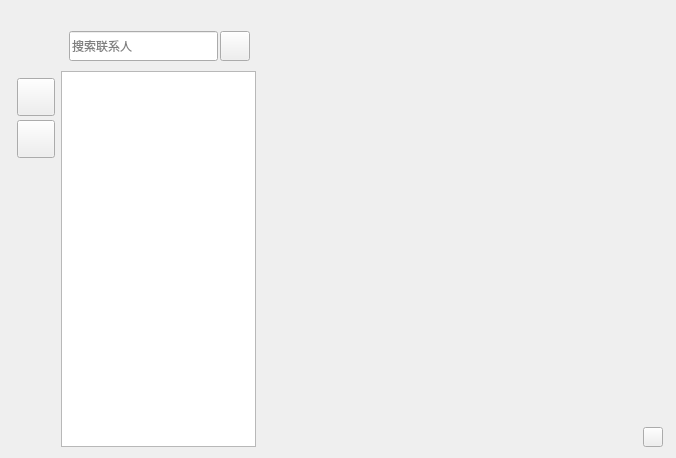
Above: Resource/Skin/ChatWgt.ui from CNGoSeI/IMClient before the change. Below: the same form after it.
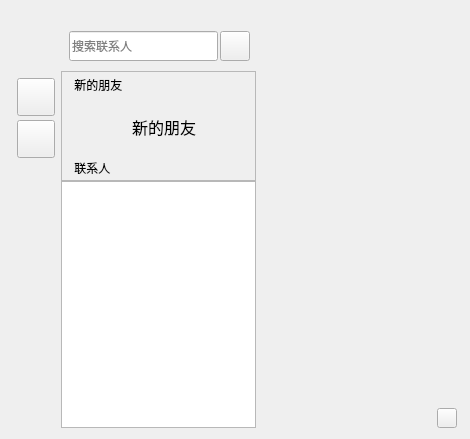
That is the form after the change. The open tabs and pages were chosen to show the change. Icons and pictures are not drawn.

Commit message: 联系人好友列表开整

Diff of the .ui file:
```diff
--- a/Resource/Skin/ChatWgt.ui
+++ b/Resource/Skin/ChatWgt.ui
@@ -6,8 +6,8 @@
    <rect>
     <x>0</x>
     <y>0</y>
-    <width>676</width>
-    <height>458</height>
+    <width>470</width>
+    <height>439</height>
    </rect>
   </property>
   <property name="maximumSize">
@@ -596,6 +596,251 @@
                     <property name="bottomMargin">
                      <number>0</number>
                     </property>
+                    <item>
+                     <widget class="QFrame" name="Wgt_AddFriendTitle">
+                      <property name="sizePolicy">
+                       <sizepolicy hsizetype="Preferred" vsizetype="Fixed">
+                        <horstretch>0</horstretch>
+                        <verstretch>0</verstretch>
+                       </sizepolicy>
+                      </property>
+                      <property name="minimumSize">
+                       <size>
+                        <width>0</width>
+                        <height>110</height>
+                       </size>
+                      </property>
+                      <property name="maximumSize">
+                       <size>
+                        <width>16777215</width>
+                        <height>110</height>
+                       </size>
+                      </property>
+                      <property name="frameShape">
+                       <enum>QFrame::StyledPanel</enum>
+                      </property>
+                      <property name="frameShadow">
+                       <enum>QFrame::Raised</enum>
+                      </property>
+                      <layout class="QVBoxLayout" name="verticalLayout">
+                       <property name="spacing">
+                        <number>0</number>
+                       </property>
+                       <property name="leftMargin">
+                        <number>0</number>
+                       </property>
+                       <property name="topMargin">
+                        <number>0</number>
+                       </property>
+                       <property name="rightMargin">
+                        <number>0</number>
+                       </property>
+                       <property name="bottomMargin">
+                        <number>0</number>
+                       </property>
+                       <item>
+                        <widget class="QLabel" name="Lab_Splitter1">
+                         <property name="minimumSize">
+                          <size>
+                           <width>0</width>
+                           <height>25</height>
+                          </size>
+                         </property>
+                         <property name="maximumSize">
+                          <size>
+                           <width>16777215</width>
+                           <height>25</height>
+                          </size>
+                         </property>
+                         <property name="font">
+                          <font>
+                           <family>微软雅黑</family>
+                          </font>
+                         </property>
+                         <property name="text">
+                          <string>    新的朋友</string>
+                         </property>
+                        </widget>
+                       </item>
+                       <item>
+                        <widget class="QWidget" name="Wgt_AddFriendAear" native="true">
+                         <property name="sizePolicy">
+                          <sizepolicy hsizetype="Preferred" vsizetype="Fixed">
+                           <horstretch>0</horstretch>
+                           <verstretch>0</verstretch>
+                          </sizepolicy>
+                         </property>
+                         <property name="minimumSize">
+                          <size>
+                           <width>0</width>
+                           <height>60</height>
+                          </size>
+                         </property>
+                         <property name="maximumSize">
+                          <size>
+                           <width>16777215</width>
+                           <height>60</height>
+                          </size>
+                         </property>
+                         <layout class="QHBoxLayout" name="horizontalLayout_5">
+                          <property name="spacing">
+                           <number>0</number>
+                          </property>
+                          <property name="leftMargin">
+                           <number>0</number>
+                          </property>
+                          <property name="topMargin">
+                           <number>0</number>
+                          </property>
+                          <property name="rightMargin">
+                           <number>0</number>
+                          </property>
+                          <property name="bottomMargin">
+                           <number>0</number>
+                          </property>
+                          <item>
+                           <spacer name="horizontalSpacer_2">
+                            <property name="orientation">
+                             <enum>Qt::Horizontal</enum>
+                            </property>
+                            <property name="sizeType">
+                             <enum>QSizePolicy::Expanding</enum>
+                            </property>
+                            <property name="sizeHint" stdset="0">
+                             <size>
+                              <width>10</width>
+                              <height>20</height>
+                             </size>
+                            </property>
+                           </spacer>
+                          </item>
+                          <item>
+                           <widget class="QLabel" name="label_4">
+                            <property name="sizePolicy">
+                             <sizepolicy hsizetype="Fixed" vsizetype="Fixed">
+                              <horstretch>0</horstretch>
+                              <verstretch>0</verstretch>
+                             </sizepolicy>
+                            </property>
+                            <property name="minimumSize">
+                             <size>
+                              <width>45</width>
+                              <height>45</height>
+                             </size>
+                            </property>
+                            <property name="maximumSize">
+                             <size>
+                              <width>45</width>
+                              <height>45</height>
+                             </size>
+                            </property>
+                            <property name="styleSheet">
+                             <string notr="true">background-color: rgba(255, 255, 255, 0);</string>
+                            </property>
+                            <property name="text">
+                             <string/>
+                            </property>
+                            <property name="pixmap">
+                             <pixmap resource="../Assets.qrc">:/Skin/Image/AddUserItemTitle.png</pixmap>
+                            </property>
+                            <property name="scaledContents">
+                             <bool>true</bool>
+                            </property>
+                           </widget>
+                          </item>
+                          <item>
+                           <spacer name="horizontalSpacer_3">
+                            <property name="orientation">
+                             <enum>Qt::Horizontal</enum>
+                            </property>
+                            <property name="sizeType">
+                             <enum>QSizePolicy::Fixed</enum>
+                            </property>
+                            <property name="sizeHint" stdset="0">
+                             <size>
+                              <width>15</width>
+                              <height>20</height>
+                             </size>
+                            </property>
+                           </spacer>
+                          </item>
+                          <item>
+                           <widget class="QLabel" name="label_5">
+                            <property name="sizePolicy">
+                             <sizepolicy hsizetype="Preferred" vsizetype="Preferred">
+                              <horstretch>1</horstretch>
+                              <verstretch>0</verstretch>
+                             </sizepolicy>
+                            </property>
+                            <property name="minimumSize">
+                             <size>
+                              <width>0</width>
+                              <height>30</height>
+                             </size>
+                            </property>
+                            <property name="maximumSize">
+                             <size>
+                              <width>1204</width>
+                              <height>30</height>
+                             </size>
+                            </property>
+                            <property name="font">
+                             <font>
+                              <family>微软雅黑</family>
+                              <pointsize>12</pointsize>
+                             </font>
+                            </property>
+                            <property name="styleSheet">
+                             <string notr="true">background-color: rgba(255, 255, 255, 0);</string>
+                            </property>
+                            <property name="text">
+                             <string>新的朋友</string>
+                            </property>
+                           </widget>
+                          </item>
+                          <item>
+                           <spacer name="horizontalSpacer_4">
+                            <property name="orientation">
+                             <enum>Qt::Horizontal</enum>
+                            </property>
+                            <property name="sizeHint" stdset="0">
+                             <size>
+                              <width>40</width>
+                              <height>20</height>
+                             </size>
+                            </property>
+                           </spacer>
+                          </item>
+                         </layout>
+                        </widget>
+                       </item>
+                       <item>
+                        <widget class="QLabel" name="Lab_Splitter2">
+                         <property name="minimumSize">
+                          <size>
+                           <width>0</width>
+                           <height>25</height>
+                          </size>
+                         </property>
+                         <property name="maximumSize">
+                          <size>
+                           <width>16777215</width>
+                           <height>25</height>
+                          </size>
+                         </property>
+                         <property name="font">
+                          <font>
+                           <family>微软雅黑</family>
+                          </font>
+                         </property>
+                         <property name="text">
+                          <string>    联系人</string>
+                         </property>
+                        </widget>
+                       </item>
+                      </layout>
+                     </widget>
+                    </item>
                     <item>
                      <widget class="QListWidget" name="List_ConUser"/>
                     </item>
```
Left out of the diff: 2 changed lines with no effect on the pictures. The commit also changes 16 other files.
